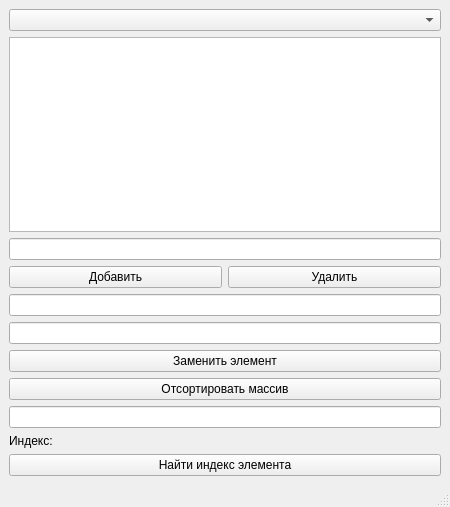
This is mainwindow.ui in Dizekee/Lab2-Data-structures as Qt 5 draws it before an edit. The edited form follows.
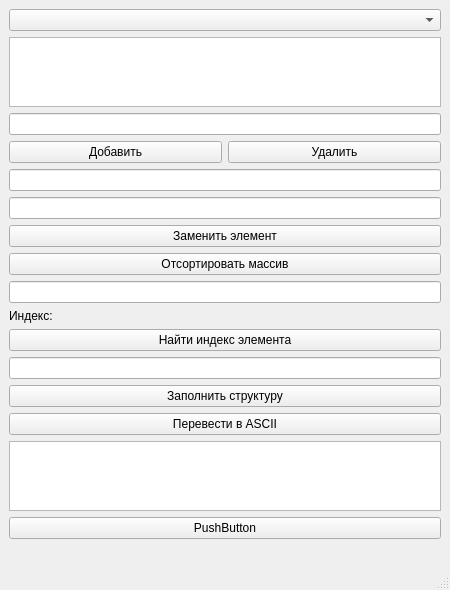
This is the edited form.

Diff of the .ui file:
```diff
--- a/mainwindow.ui
+++ b/mainwindow.ui
@@ -79,6 +79,40 @@
       </property>
      </widget>
     </item>
+    <item>
+     <widget class="QLineEdit" name="generateCountEdit"/>
+    </item>
+    <item>
+     <widget class="QPushButton" name="generateButton">
+      <property name="text">
+       <string>Заполнить структуру</string>
+      </property>
+     </widget>
+    </item>
+    <item>
+     <widget class="QPushButton" name="asciiButton">
+      <property name="text">
+       <string>Перевести в ASCII</string>
+      </property>
+     </widget>
+    </item>
+    <item>
+     <widget class="QListWidget" name="asciiDisplayList"/>
+    </item>
+    <item>
+     <widget class="QPushButton" name="animatedSortButton">
+      <property name="text">
+       <string>PushButton</string>
+      </property>
+     </widget>
+    </item>
+    <item>
+     <widget class="QLabel" name="timeLabel">
+      <property name="text">
+       <string/>
+      </property>
+     </widget>
+    </item>
    </layout>
   </widget>
   <widget class="QMenuBar" name="menubar">
```
